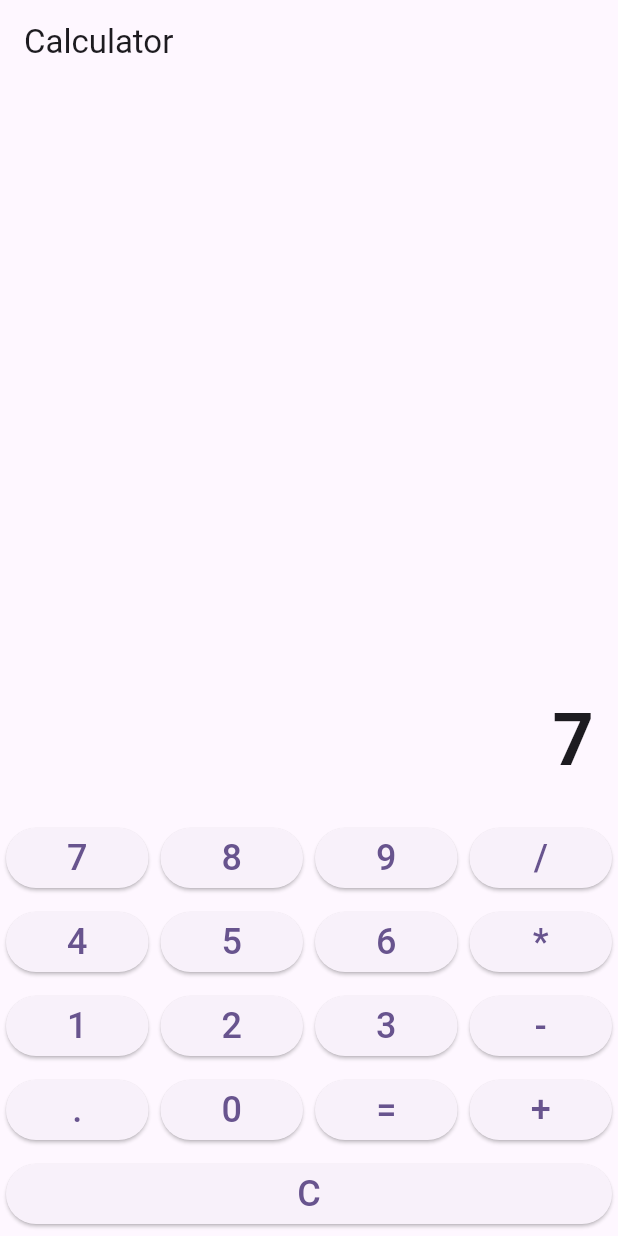
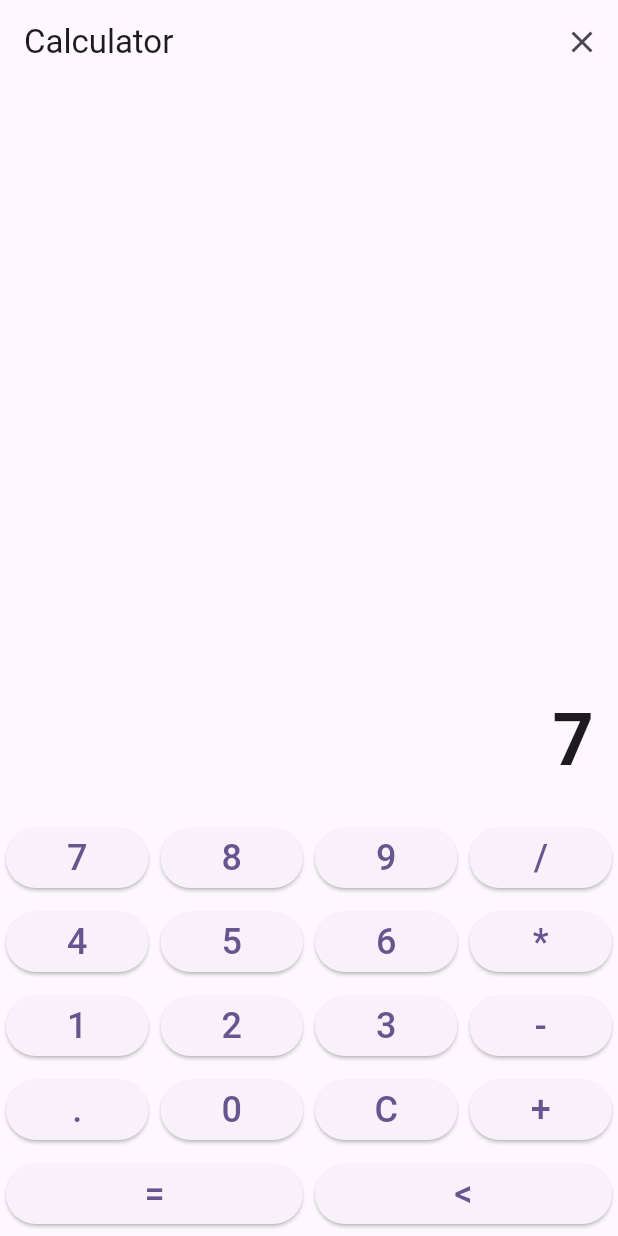
Before and after one commit to tyeebang/school_flutter_project, a Flutter app: the Calculator screen opened directly, after a tap on an icon or button, on a phone screen of 412 x 824 dp. Run offline on Flutter 3.47's test engine with Material 3 defaults, Android fonts, the phone set to English and light mode, and no system bars.

Commit message:
지우기 버튼, 팝업 및 각종 오류 수정

```diff
--- a/lib/cal.dart
+++ b/lib/cal.dart
@@ -1,3 +1,5 @@
+import 'dart:io';
+
 import 'package:flutter/material.dart';
 
 class Calculator extends StatefulWidget {
@@ -15,9 +17,11 @@ class CalculatorState extends State<Calculator> {
   // 계산
   void calculateFormula() {
     try {
-      result = make_result(formula).toString();
+      result = makingResult(formula).toString();
       formula = '';
-    } catch (e) {}
+    } catch (e) {
+      pop(context);
+    }
   }
 
   // 초기화
@@ -29,7 +33,7 @@ class CalculatorState extends State<Calculator> {
   }
 
   // 결괏값 제작
-  num make_result(String formula) {
+  num makingResult(String formula) {
     List<String> tokens = [];
     String currentToken = '';
     for (int i = 0; i < formula.length; i++) {
@@ -88,15 +92,42 @@ class CalculatorState extends State<Calculator> {
                 calculateFormula();
               } else if (buttonText == 'C') {
                 clearFormula();
+              } else if(buttonText == '0') {
+                if(formula == '0') {
+                  print('추가 불가');
+                } else {
+                  result = '';
+                  formula += buttonText;
+                }
+              } else if(buttonText == '.') {
+                result == '';
+                if(formula == '') {
+                  formula += '0';
+                  formula += buttonText;
+                } else if(formula.substring(formula.length - 1) == '.') {
+                  print('추가 불가');
+                } else {
+                  formula += buttonText;
+                }
               } else if (buttonText == '+' || buttonText == '-' || buttonText == '*' || buttonText == '/') {
                 if (result != '') {
                   formula += result;
                   result = '';
                   formula += buttonText;
-                } else if (formula == '') {
+                } else if (formula == '' || formula.substring(formula.length - 1) == '+' || formula.substring(formula.length - 1) == '-' || formula.substring(formula.length - 1) == '*' || formula.substring(formula.length - 1) == '/') {
                   print('추가 불가');
                 } else {
                   formula += buttonText;
+                }
+              } else if(buttonText == '<') {
+                try {
+                  if(result != '') {
+                    formula += result;
+                    result = '';
+                  }
+                  formula = formula.substring(0, formula.length - 1);
+                } catch (e) {
+                  print(e);
                 }
               } else {
                 result = '';
@@ -114,10 +145,61 @@ class CalculatorState extends State<Calculator> {
   }
 
   @override
+  Future pop(BuildContext context) {
+    return showDialog(context: context, builder: (context) => AlertDialog(
+      actions: [
+        TextButton(onPressed: () {
+          Navigator.of(context).pop();
+        }, child: Text('close', style: TextStyle(
+            fontSize: 24
+        ),))
+      ],
+      title: Text('Alert', style: TextStyle(
+          fontSize: 28
+      ),),
+      content: Text('올바른 계산식이 아니거나, 아까의 결괏값 그대로에요!', style: TextStyle(
+          fontSize: 24
+      ),),
+    ));
+  }
+
+  @override
+  Future closePop(BuildContext context) {
+    return showDialog(context: context, builder: (context) => AlertDialog(
+      actions: [
+        TextButton(onPressed: () {
+          formula = '';
+          result = '';
+          exit(0);
+        }, child: Text('예', style: TextStyle(
+            fontSize: 24
+        ),)),
+        TextButton(onPressed: () {
+          Navigator.of(context).pop();
+        }, child: Text('취소', style: TextStyle(
+            fontSize: 24
+        ),)),
+      ],
+      title: Text('Alert', style: TextStyle(
+          fontSize: 28
+      ),),
+      content: Text('정말로 종료하시겠어요?', style: TextStyle(
+          fontSize: 24
+      ),),
+    ));
+  }
+
+  @override
   Widget build(BuildContext context) {
     return Scaffold(
       appBar: AppBar(
         title: Text('Calculator'),
+        actions: [IconButton(
+          icon: Icon(Icons.close),
+          onPressed: () {
+            closePop(context);
+          },
+        ),]
       ),
       body: Column(
         children: [
@@ -159,13 +241,14 @@ class CalculatorState extends State<Calculator> {
             children: [
               buildButton('.'),
               buildButton('0'),
-              buildButton('='),
+              buildButton('C'),
               buildButton('+'),
             ],
           ),
           Row(
             children: [
-              buildButton('C'),
+              buildButton('='),
+              buildButton('<')
             ],
           ),
         ],
--- a/lib/main_screen.dart
+++ b/lib/main_screen.dart
@@ -12,7 +12,7 @@ class MyHomePage extends StatelessWidget {
         mainAxisAlignment: MainAxisAlignment.center,
         children: <Widget>[
           Text(
-            '계산기',
+            'Calculator',
             style: TextStyle(fontSize: 72, color: Colors.white),
           ),
           SizedBox(
@@ -27,7 +27,7 @@ class MyHomePage extends StatelessWidget {
                 print(result);
               },
               child: Text(
-                '시작',
+                'Start',
                 style: TextStyle(color: Colors.white, fontSize: 36),
               ),
               style: ButtonStyle(
```
